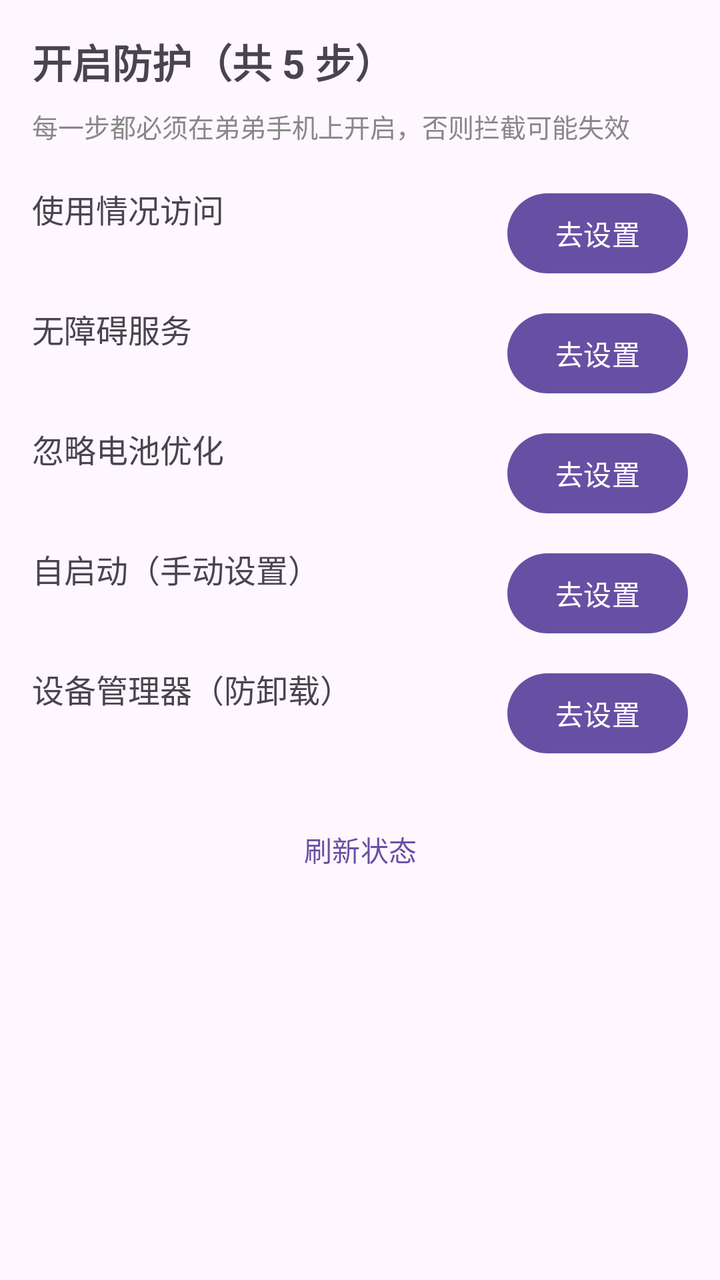
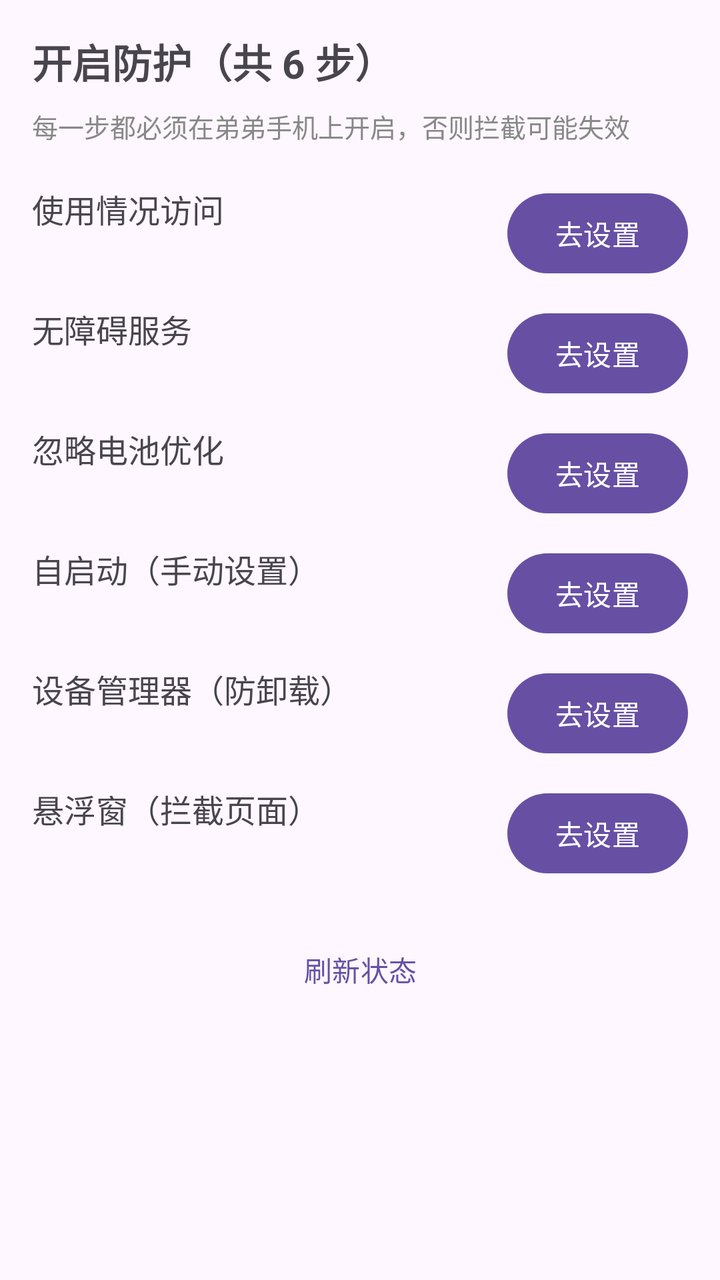

Compare the two renders of this Android layout. The source of the first and the diff that turns it into the second are given below.
<!-- AndroidManifest.xml: application theme Theme.PhoneGuard -->
<!-- res/layout/activity_guide.xml -->
<?xml version="1.0" encoding="utf-8"?>
<ScrollView xmlns:android="http://schemas.android.com/apk/res/android"
    android:layout_width="match_parent"
    android:layout_height="match_parent">

    <LinearLayout
        android:layout_width="match_parent"
        android:layout_height="wrap_content"
        android:orientation="vertical"
        android:padding="16dp">

        <TextView
            android:layout_width="wrap_content"
            android:layout_height="wrap_content"
            android:text="@string/guide_title"
            android:textSize="20sp"
            android:textStyle="bold" />

        <TextView
            android:layout_width="match_parent"
            android:layout_height="wrap_content"
            android:layout_marginTop="8dp"
            android:text="@string/guide_subtitle"
            android:textSize="13sp"
            android:textColor="#888888" />

        
        <LinearLayout
            android:layout_width="match_parent"
            android:layout_height="wrap_content"
            android:layout_marginTop="20dp"
            android:orientation="horizontal">

            <LinearLayout
                android:layout_width="0dp"
                android:layout_height="wrap_content"
                android:layout_weight="1"
                android:orientation="vertical">

                <TextView
                    android:layout_width="wrap_content"
                    android:layout_height="wrap_content"
                    android:text="@string/guide_usage"
                    android:textSize="16sp" />

                <TextView
                    android:id="@+id/tvUsage"
                    android:layout_width="wrap_content"
                    android:layout_height="wrap_content"
                    android:textSize="13sp" />
            </LinearLayout>

            <com.google.android.material.button.MaterialButton
                android:id="@+id/btnUsage"
                android:layout_width="wrap_content"
                android:layout_height="wrap_content"
                android:text="@string/guide_go" />
        </LinearLayout>

        
        <LinearLayout
            android:layout_width="match_parent"
            android:layout_height="wrap_content"
            android:layout_marginTop="12dp"
            android:orientation="horizontal">

            <LinearLayout
                android:layout_width="0dp"
                android:layout_height="wrap_content"
                android:layout_weight="1"
                android:orientation="vertical">

                <TextView
                    android:layout_width="wrap_content"
                    android:layout_height="wrap_content"
                    android:text="@string/guide_accessibility"
                    android:textSize="16sp" />

                <TextView
                    android:id="@+id/tvAccessibility"
                    android:layout_width="wrap_content"
                    android:layout_height="wrap_content"
                    android:textSize="13sp" />
            </LinearLayout>

            <com.google.android.material.button.MaterialButton
                android:id="@+id/btnAccessibility"
                android:layout_width="wrap_content"
                android:layout_height="wrap_content"
                android:text="@string/guide_go" />
        </LinearLayout>

        
        <LinearLayout
            android:layout_width="match_parent"
            android:layout_height="wrap_content"
            android:layout_marginTop="12dp"
            android:orientation="horizontal">

            <LinearLayout
                android:layout_width="0dp"
                android:layout_height="wrap_content"
                android:layout_weight="1"
                android:orientation="vertical">

                <TextView
                    android:layout_width="wrap_content"
                    android:layout_height="wrap_content"
                    android:text="@string/guide_battery"
                    android:textSize="16sp" />

                <TextView
                    android:id="@+id/tvBattery"
                    android:layout_width="wrap_content"
                    android:layout_height="wrap_content"
                    android:textSize="13sp" />
            </LinearLayout>

            <com.google.android.material.button.MaterialButton
                android:id="@+id/btnBattery"
                android:layout_width="wrap_content"
                android:layout_height="wrap_content"
                android:text="@string/guide_go" />
        </LinearLayout>

        
        <LinearLayout
            android:layout_width="match_parent"
            android:layout_height="wrap_content"
            android:layout_marginTop="12dp"
            android:orientation="horizontal">

            <LinearLayout
                android:layout_width="0dp"
                android:layout_height="wrap_content"
                android:layout_weight="1"
                android:orientation="vertical">

                <TextView
                    android:layout_width="wrap_content"
                    android:layout_height="wrap_content"
                    android:text="@string/guide_autostart"
                    android:textSize="16sp" />

                <TextView
                    android:id="@+id/tvAutostart"
                    android:layout_width="wrap_content"
                    android:layout_height="wrap_content"
                    android:textSize="13sp" />
            </LinearLayout>

            <com.google.android.material.button.MaterialButton
                android:id="@+id/btnAutostart"
                android:layout_width="wrap_content"
                android:layout_height="wrap_content"
                android:text="@string/guide_go" />
        </LinearLayout>

        
        <LinearLayout
            android:layout_width="match_parent"
            android:layout_height="wrap_content"
            android:layout_marginTop="12dp"
            android:orientation="horizontal">

            <LinearLayout
                android:layout_width="0dp"
                android:layout_height="wrap_content"
                android:layout_weight="1"
                android:orientation="vertical">

                <TextView
                    android:layout_width="wrap_content"
                    android:layout_height="wrap_content"
                    android:text="@string/guide_admin"
                    android:textSize="16sp" />

                <TextView
                    android:id="@+id/tvAdmin"
                    android:layout_width="wrap_content"
                    android:layout_height="wrap_content"
                    android:textSize="13sp" />
            </LinearLayout>

            <com.google.android.material.button.MaterialButton
                android:id="@+id/btnAdmin"
                android:layout_width="wrap_content"
                android:layout_height="wrap_content"
                android:text="@string/guide_go" />
        </LinearLayout>

        <com.google.android.material.button.MaterialButton
            android:id="@+id/btnRefreshGuide"
            style="@style/Widget.Material3.Button.TextButton"
            android:layout_width="match_parent"
            android:layout_height="wrap_content"
            android:layout_marginTop="20dp"
            android:text="@string/guide_refresh" />
    </LinearLayout>
</ScrollView>
<!-- resources referenced by this layout -->
<resources>
  <string name="guide_accessibility">无障碍服务</string>
  <string name="guide_admin">设备管理器（防卸载）</string>
  <string name="guide_autostart">自启动（手动设置）</string>
  <string name="guide_battery">忽略电池优化</string>
  <string name="guide_go">去设置</string>
  <string name="guide_refresh">刷新状态</string>
  <string name="guide_subtitle">每一步都必须在弟弟手机上开启，否则拦截可能失效</string>
  <string name="guide_title">开启防护（共 5 步）</string>
  <string name="guide_usage">使用情况访问</string>
  <style name="Theme.PhoneGuard" parent="Theme.Material3.DayNight.NoActionBar" />
</resources>

<!-- the commit's change to res/layout/activity_guide.xml (unified diff, before → after) -->
@@ -189,6 +189,39 @@
                 android:text="@string/guide_go" />
         </LinearLayout>
 
+        
+        <LinearLayout
+            android:layout_width="match_parent"
+            android:layout_height="wrap_content"
+            android:layout_marginTop="12dp"
+            android:orientation="horizontal">
+
+            <LinearLayout
+                android:layout_width="0dp"
+                android:layout_height="wrap_content"
+                android:layout_weight="1"
+                android:orientation="vertical">
+
+                <TextView
+                    android:layout_width="wrap_content"
+                    android:layout_height="wrap_content"
+                    android:text="@string/guide_overlay"
+                    android:textSize="16sp" />
+
+                <TextView
+                    android:id="@+id/tvOverlay"
+                    android:layout_width="wrap_content"
+                    android:layout_height="wrap_content"
+                    android:textSize="13sp" />
+            </LinearLayout>
+
+            <com.google.android.material.button.MaterialButton
+                android:id="@+id/btnOverlay"
+                android:layout_width="wrap_content"
+                android:layout_height="wrap_content"
+                android:text="@string/guide_go" />
+        </LinearLayout>
+
         <com.google.android.material.button.MaterialButton
             android:id="@+id/btnRefreshGuide"
             style="@style/Widget.Material3.Button.TextButton"
<!-- resource entries referenced after the edit -->
@@ -5,9 +5,10 @@
   <string name="guide_autostart">自启动（手动设置）</string>
   <string name="guide_battery">忽略电池优化</string>
   <string name="guide_go">去设置</string>
+  <string name="guide_overlay">悬浮窗（拦截页面）</string>
   <string name="guide_refresh">刷新状态</string>
   <string name="guide_subtitle">每一步都必须在弟弟手机上开启，否则拦截可能失效</string>
-  <string name="guide_title">开启防护（共 5 步）</string>
+  <string name="guide_title">开启防护（共 6 步）</string>
   <string name="guide_usage">使用情况访问</string>
   <style name="Theme.PhoneGuard" parent="Theme.Material3.DayNight.NoActionBar" />
 </resources>
